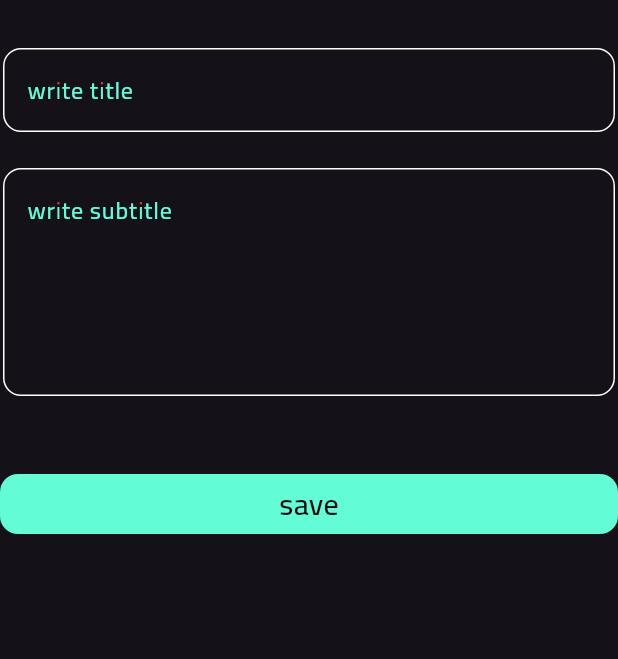
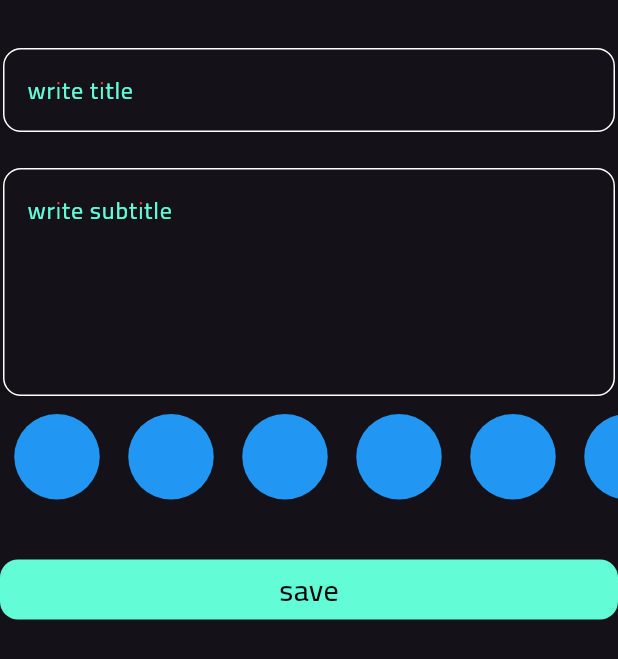
Before and after one commit to Mohamedgamaal16/notes_app, a Flutter app: the AddNoteForm widget shown alone on an empty page, opened directly, on a phone screen of 412 x 824 dp. Shown: the top 659 px of the screen. Run offline on Flutter 3.47's test engine with Material 3 defaults, Android fonts, the phone set to English and light mode, and no system bars; our stand-ins replace bloc, flutter_bloc, hive, hive_flutter, modal_progress_hud_nsn; accounts and stored records are empty.

Commit message:
create color listview part 1

```diff
--- a/lib/views/widgets/add_notes_form.dart
+++ b/lib/views/widgets/add_notes_form.dart
@@ -3,6 +3,7 @@ import 'package:flutter_bloc/flutter_bloc.dart';
 import 'package:notes_app_gemy/cubits/add_notes_cubit/add_notes_cubit.dart';
 import 'package:notes_app_gemy/cubits/notes_cubit/notes_cubit.dart';
 import 'package:notes_app_gemy/models/note_model.dart';
+import 'package:notes_app_gemy/views/widgets/colors_listview.dart';
 import 'package:notes_app_gemy/views/widgets/custom_button.dart';
 
 import 'custom_text_field.dart';
@@ -42,6 +43,7 @@ class _AddNoteFormState extends State<AddNoteForm> {
               subtitle = value;
             },
           ),
+          ColorListView(),
           const SizedBox(
             height: 40,
           ),
--- /dev/null
+++ b/lib/views/widgets/colors_listview.dart
@@ -0,0 +1,30 @@
+import 'package:flutter/material.dart';
+
+class ItemColor extends StatelessWidget {
+  const ItemColor({super.key});
+
+  @override
+  Widget build(BuildContext context) {
+    return const CircleAvatar(
+      radius: 38,
+      backgroundColor: Colors.blue,
+    );
+  }
+}
+
+class ColorListView extends StatelessWidget {
+  const ColorListView({super.key});
+
+  @override
+  Widget build(BuildContext context) {
+    return SizedBox(
+      height: 38*1.5,
+      child: ListView.builder(
+          itemCount: 10,
+          scrollDirection: Axis.horizontal,
+          itemBuilder: (context, index) {
+            return const ItemColor();
+          }),
+    );
+  }
+}
--- a/lib/views/widgets/edit_note_view_body.dart
+++ b/lib/views/widgets/edit_note_view_body.dart
@@ -43,13 +43,13 @@ class _EditNoteViewBodyState extends State<EditNoteViewBody> {
           onChange: (value) {
             title = value;
           },
-          hintname: 'title',
+          hintname: widget.note.title,
         ),
         CustomTextfield(
           onChange: (value) {
             content = value;
           },
-          hintname: 'body',
+          hintname: widget.note.subTitle,
           maxLines: 5,
         ),
       ],
```
